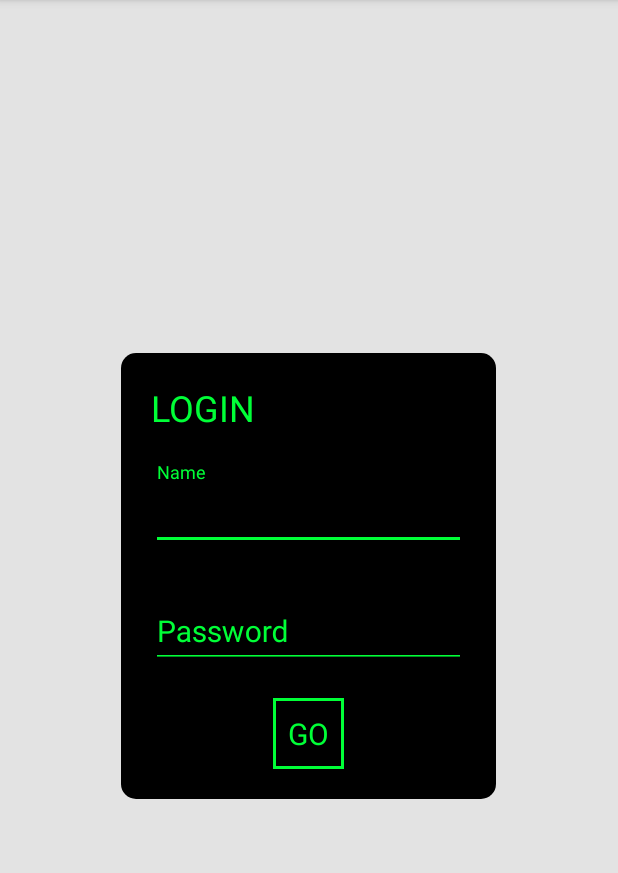
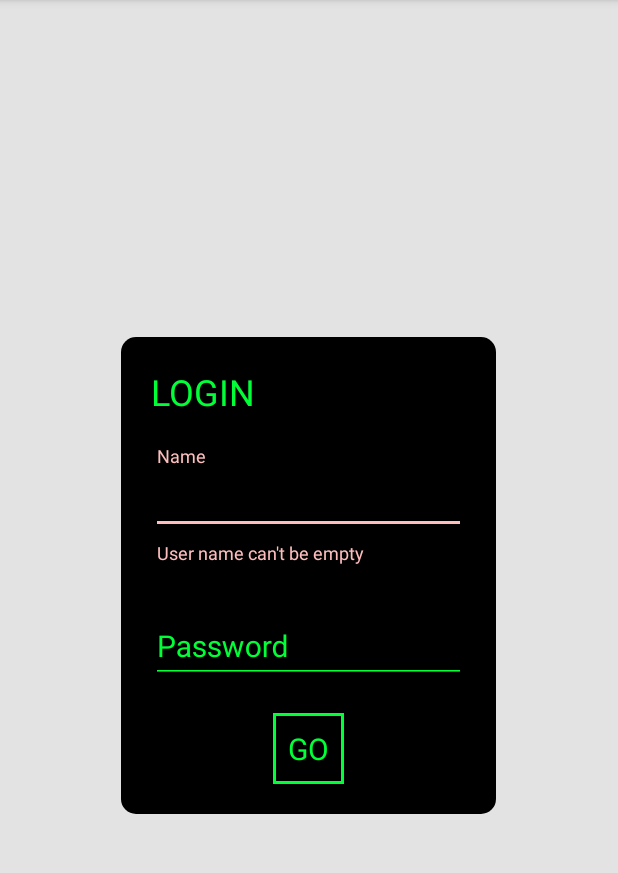
Before and after one commit to shem8/MaterialLogin, an Android app: the DefaultActivity screen opened directly, with no data from a screen before it, after a tap on an icon or button, on a phone screen of 412 x 824 dp, the part 84-957 px from its top. Run offline under Robolectric (Android 15) with nearby library versions, the phone set to English and light mode, and no system bars; libraries missing offline, so code that uses them is left out: io.codetail.animation; plain views replace RevealFrameLayout; 5 statements that could not run were skipped; 1 other tap on this screen came first.

```diff
--- a/material-login/src/main/java/shem/com/materiallogin/DefaultLoginView.java
+++ b/material-login/src/main/java/shem/com/materiallogin/DefaultLoginView.java
@@ -34,7 +34,7 @@ import io.codetail.animation.ViewAnimationUtils;
 public class DefaultLoginView extends FrameLayout {
 
     public interface DefaultLoginViewListener {
-        void onLogin(String loginUser, String loginPass);
+        void onLogin(TextInputLayout loginUser, TextInputLayout loginPass);
     }
 
     private DefaultLoginViewListener listener;
@@ -77,8 +77,7 @@ public class DefaultLoginView extends FrameLayout {
             @Override
             public void onClick(View v) {
                 if (listener != null) {
-                    listener.onLogin(loginUser.getEditText().getText().toString(),
-                            loginPass.getEditText().getText().toString());
+                    listener.onLogin(loginUser, loginPass);
                 }
             }
         });
--- a/material-login/src/main/java/shem/com/materiallogin/MaterialLoginView.java
+++ b/material-login/src/main/java/shem/com/materiallogin/MaterialLoginView.java
@@ -43,6 +43,8 @@ public class MaterialLoginView extends FrameLayout {
     private View registerCancel;
     private ViewGroup loginCard;
     private ViewGroup registerCard;
+    private View registerView;
+    private View loginView;
 
     public MaterialLoginView(Context context) {
         this(context, null);
@@ -68,9 +70,7 @@ public class MaterialLoginView extends FrameLayout {
         inflater.inflate(R.layout.login_view, this, true);
 
         loginCard = (ViewGroup) findViewById(R.id.login_card);
-
         registerCard = (ViewGroup) findViewById(R.id.register_card);
-
         registerFab = (FloatingActionButton) findViewById(R.id.register_fab);
 
         registerFab.setOnClickListener(new OnClickListener() {
@@ -97,12 +97,13 @@ public class MaterialLoginView extends FrameLayout {
                 0, 0);
 
         try {
-            int loginViewId = a.getResourceId(R.styleable.MaterialLoginView_loginView, R.layout.login_layout);
+            int loginViewId = a.getResourceId(R.styleable.MaterialLoginView_loginView, R.layout.default_login_view);
             inflate(getContext(), loginViewId, loginCard);
+            loginView = loginCard.getChildAt(0);
 
-            int registerViewId = a.getResourceId(R.styleable.MaterialLoginView_loginView, R.layout.register_layout);
+            int registerViewId = a.getResourceId(R.styleable.MaterialLoginView_loginView, R.layout.default_register_view);
             inflate(getContext(), registerViewId, registerCard);
-            View registerView = registerCard.getChildAt(0);
+            registerView = registerCard.getChildAt(0);
             if (registerView instanceof RegisterView) {
                 registerCancel = ((RegisterView) registerView).getCancelRegisterView();
             }else if (registerView.findViewById(R.id.register_cancel) != null) {
@@ -211,6 +212,14 @@ public class MaterialLoginView extends FrameLayout {
         animator.start();
     }
 
+    public View getLoginView() {
+        return loginView;
+    }
+
+    public View getRegisterView() {
+        return registerView;
+    }
+
     class FabAnimation extends Animation {
         private PathMeasure measure;
         private float[] pos;
--- /dev/null
+++ b/material-login/src/main/res/layout/default_login_view.xml
@@ -0,0 +1,7 @@
+<?xml version="1.0" encoding="utf-8"?>
+
+<shem.com.materiallogin.DefaultLoginView
+xmlns:android="http://schemas.android.com/apk/res/android"
+android:id="@+id/login"
+android:layout_width="match_parent"
+android:layout_height="match_parent"/>
```
Also changed, not shown: app/src/main/java/shem/com/materiallogin/ex/CustomizeActivity.java (+51 -46 lines), app/src/main/java/shem/com/materiallogin/ex/DefaultActivity.java (+52 -47 lines), material-login/src/main/java/shem/com/materiallogin/DefaultRegisterView.java (+4 -4 lines), material-login/src/main/res/layout/default_register_view.xml (added, +7 -0 lines).
